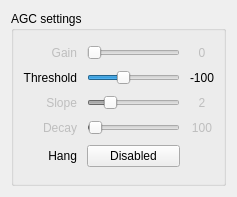
Before: the Qt Designer form qtgui/agc_options.ui in gqrx-sdr/gqrx, drawn with Qt 5.
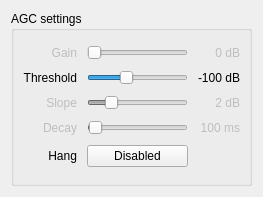
After: the same form once the commit is applied. Icons and pictures are not drawn.

Commit message: Switch to new AGC control widgets.

Diff of the .ui file:
```diff
--- a/qtgui/agc_options.ui
+++ b/qtgui/agc_options.ui
@@ -6,7 +6,7 @@
    <rect>
     <x>0</x>
     <y>0</y>
-    <width>237</width>
+    <width>263</width>
     <height>197</height>
    </rect>
   </property>
@@ -84,10 +84,10 @@
       <item row="2" column="2">
        <widget class="QLabel" name="thresholdLabel">
         <property name="text">
-         <string>-100</string>
+         <string>-100 dB</string>
         </property>
         <property name="alignment">
-         <set>Qt::AlignCenter</set>
+         <set>Qt::AlignRight|Qt::AlignTrailing|Qt::AlignVCenter</set>
         </property>
        </widget>
       </item>
@@ -132,10 +132,10 @@
          <string>Manual gain. Used when AGC is switched off</string>
         </property>
         <property name="text">
-         <string>0</string>
+         <string>0 dB</string>
         </property>
         <property name="alignment">
-         <set>Qt::AlignCenter</set>
+         <set>Qt::AlignRight|Qt::AlignTrailing|Qt::AlignVCenter</set>
         </property>
        </widget>
       </item>
@@ -176,10 +176,10 @@
          <bool>false</bool>
         </property>
         <property name="text">
-         <string>100</string>
+         <string>100 ms</string>
         </property>
         <property name="alignment">
-         <set>Qt::AlignCenter</set>
+         <set>Qt::AlignRight|Qt::AlignTrailing|Qt::AlignVCenter</set>
         </property>
        </widget>
       </item>
@@ -221,10 +221,10 @@
          <bool>false</bool>
         </property>
         <property name="text">
-         <string>2</string>
+         <string>2 dB</string>
         </property>
         <property name="alignment">
-         <set>Qt::AlignCenter</set>
+         <set>Qt::AlignRight|Qt::AlignTrailing|Qt::AlignVCenter</set>
         </property>
        </widget>
       </item>
```
The commit also changes 6 other files.
